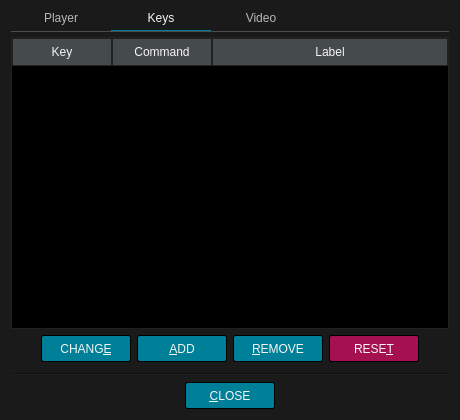
u8sand/Baka-MPlayer, file src/ui/preferencesdialog.ui: the form before one commit.
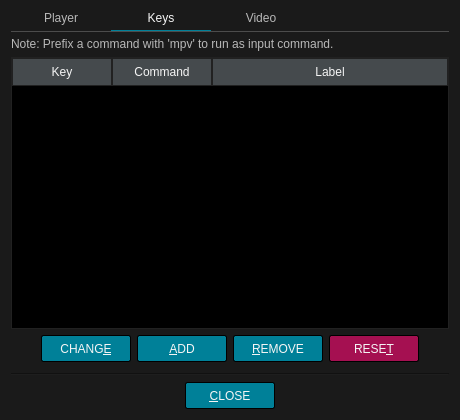
The form after the commit. The open tabs and pages were chosen to show the change. Icons and pictures are not drawn.

Commit message: preferencesdialog.ui: added info to input key binding section

Patch:
```diff
--- a/src/ui/preferencesdialog.ui
+++ b/src/ui/preferencesdialog.ui
@@ -380,6 +380,21 @@
        <property name="bottomMargin">
         <number>0</number>
        </property>
+       <item>
+        <widget class="QLabel" name="label_6">
+         <property name="styleSheet">
+          <string notr="true">QLabel {
+	color: #B8B8B8;
+}</string>
+         </property>
+         <property name="text">
+          <string>Note: Prefix a command with 'mpv' to run as input command.</string>
+         </property>
+         <property name="wordWrap">
+          <bool>true</bool>
+         </property>
+        </widget>
+       </item>
        <item>
         <widget class="QTableWidget" name="infoWidget">
          <property name="styleSheet">
```
